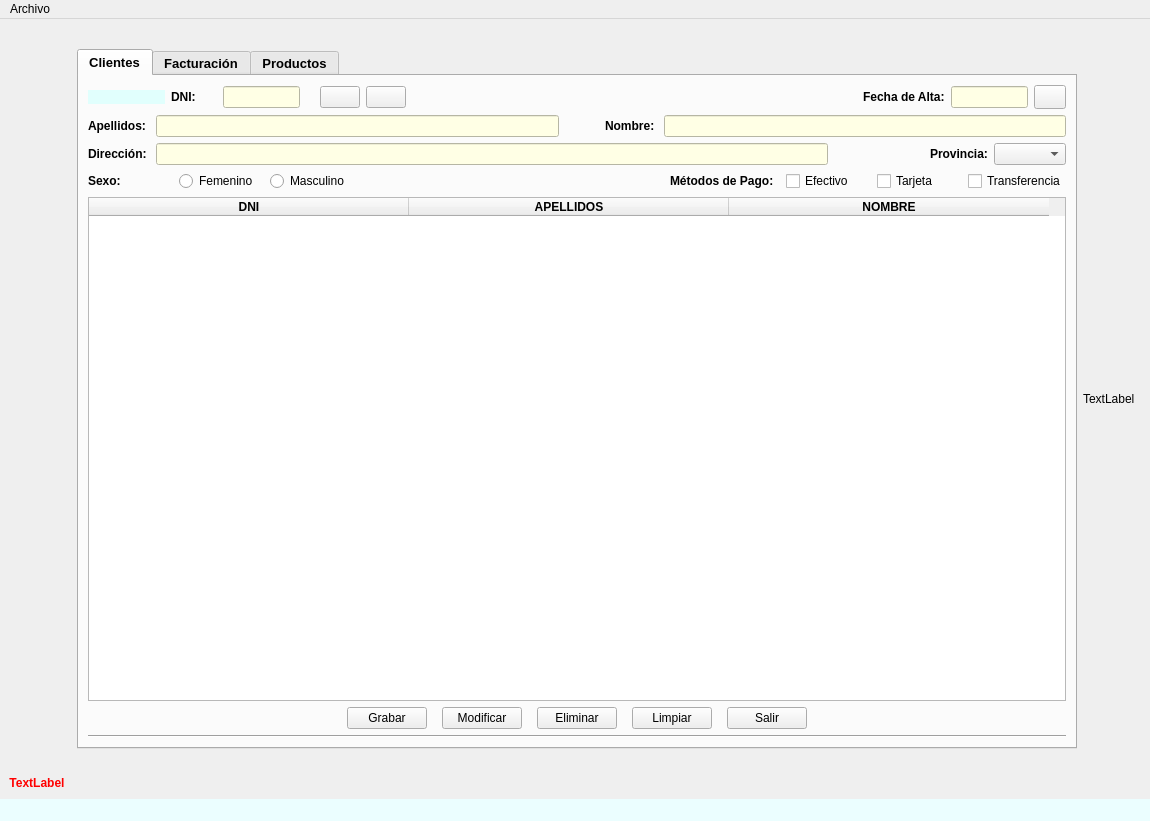
Before: the Qt Designer form ventana.ui in XoanCarlos/PEREZGONZALEZ, drawn with Qt 5.
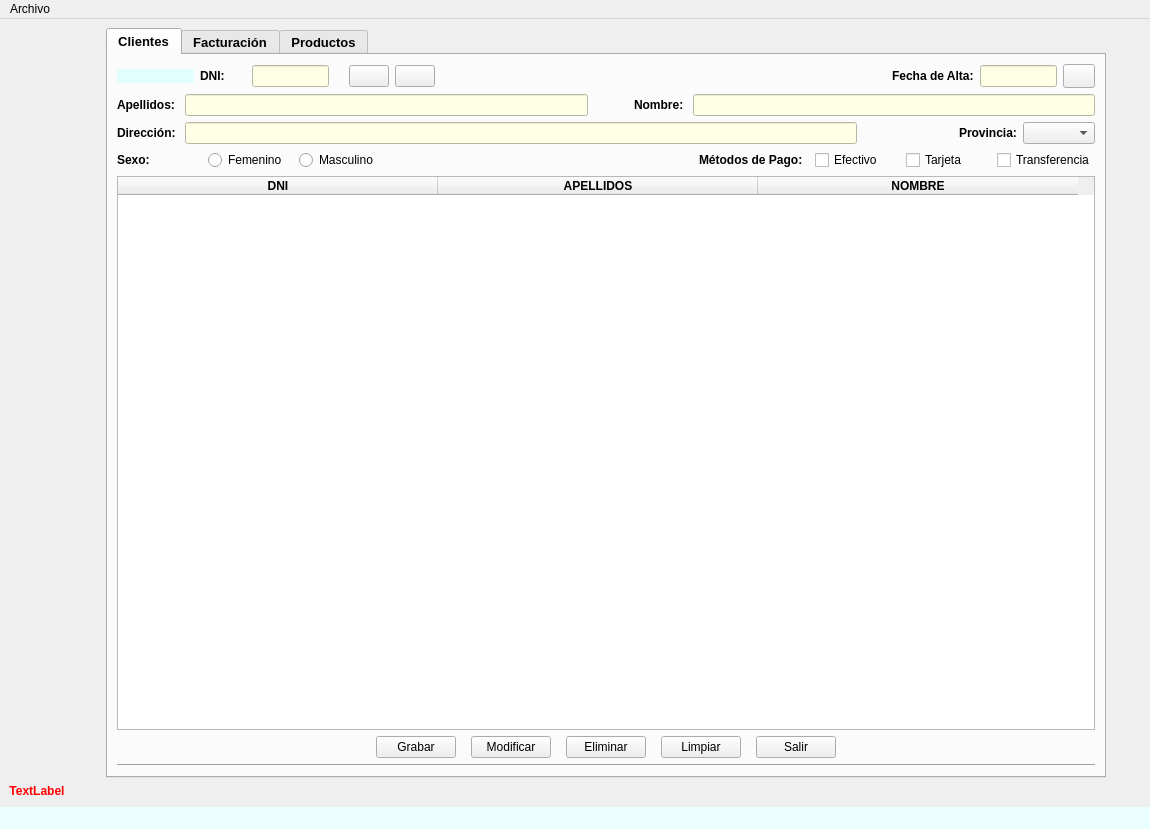
After: the same form once the commit is applied. Icons and pictures are not drawn.

```diff
--- a/ventana.ui
+++ b/ventana.ui
@@ -105,7 +105,7 @@
       <property name="minimumSize">
        <size>
         <width>1000</width>
-        <height>700</height>
+        <height>750</height>
        </size>
       </property>
       <property name="font">
@@ -855,13 +855,6 @@
       </widget>
      </widget>
     </item>
-    <item row="0" column="4">
-     <widget class="QLabel" name="label_2">
-      <property name="text">
-       <string>TextLabel</string>
-      </property>
-     </widget>
-    </item>
    </layout>
   </widget>
   <widget class="QMenuBar" name="menuBar">
```
Left out of the diff: 36 changed lines with no effect on the pictures.
